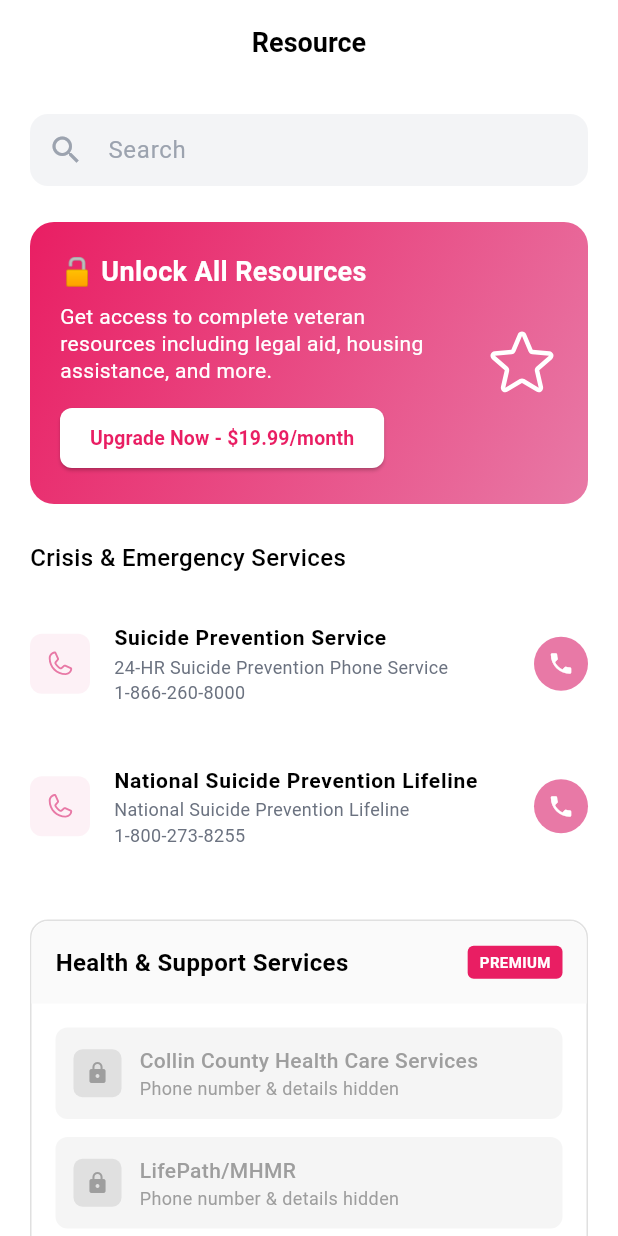
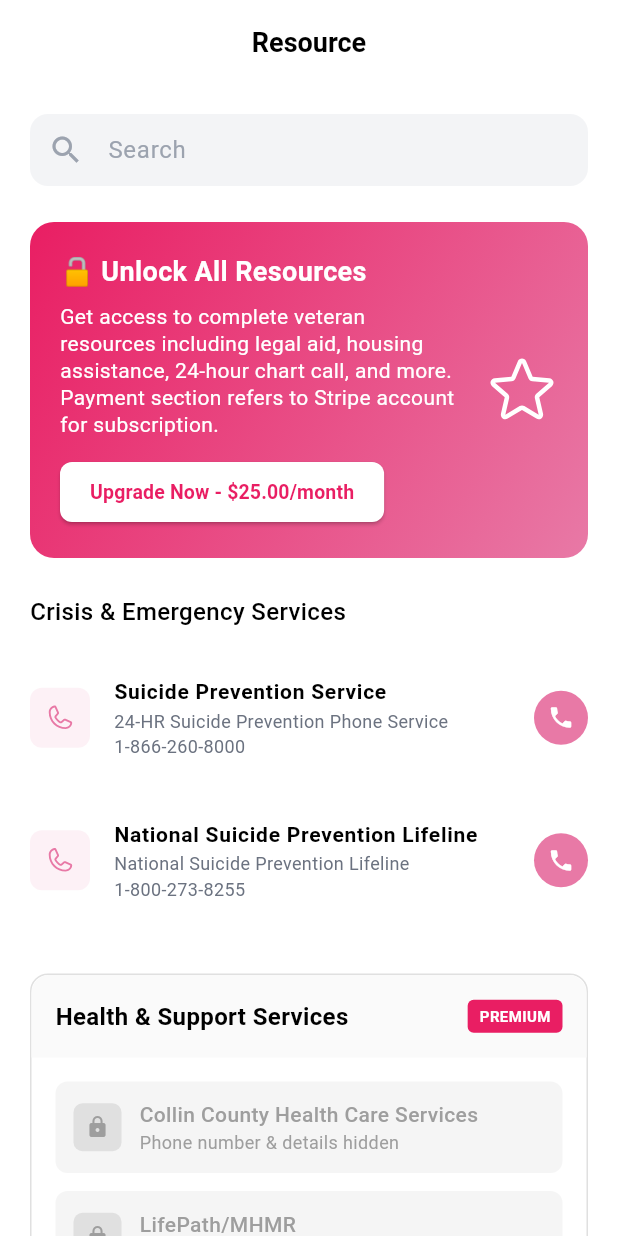
Before and after one commit to Sayyam1244/veterans, a Flutter app: the ResourcesScreen screen opened directly, on a phone screen of 412 x 824 dp. Run offline on Flutter 3.47's test engine with Material 3 defaults, Android fonts, the phone set to English and light mode, and no system bars; our stand-ins replace cloud_firestore, file_picker, firebase_auth, firebase_core, firebase_messaging, firebase_remote_config and 5 more; missing offline and left inert: flutter_stripe; accounts and stored records are empty.

Commit message:
feat: Integrate Firebase Remote Config for dynamic Stripe keys and update subscription pricing

```diff
--- a/lib/config/stripe_config.dart
+++ b/lib/config/stripe_config.dart
@@ -1,16 +1,19 @@
+import 'dart:developer';
+
+import 'stripe_remote_config.dart';
+
 class StripeConfig {
-  // Production Stripe Keys
-  static const String publishableKey =
-      'pk_live_51SG1yGP5mHW8t9OZfN7o1XLnK78qLQmA0Hd1zp2ChK4LNb6ruYeaSmXwnU88VrlEm8CyhuVb8WIeYDHIrEvjCVY500CXUtn33L';
-  static const String secretKey =
-      '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';
+  static String publishableKey = '';
+  static String secretKey = '';
 
-  // Test mode - set to false for production
   static const bool isTestMode = false;
+  static const Map<String, String> planPrices = {'monthly': '25.00', 'yearly': '299.99'};
+  static const String currency = 'usd';
 
-  // Subscription plans
-  static const Map<String, String> planPrices = {'monthly': '19.99', 'yearly': '199.99'};
-
-  // Currency
-  static const String currency = 'usd';
+  static Future<void> loadKeysFromRemoteConfig() async {
+    final keys = await StripeRemoteConfig.fetchStripeKeys();
+    log('Fetched Stripe keys from Remote Config: $keys');
+    if (keys['publishableKey']?.isNotEmpty ?? false) publishableKey = keys['publishableKey']!;
+    if (keys['secretKey']?.isNotEmpty ?? false) secretKey = keys['secretKey']!;
+  }
 }
--- a/lib/main.dart
+++ b/lib/main.dart
@@ -16,7 +16,7 @@ void main() async {
   await Firebase.initializeApp(options: DefaultFirebaseOptions.currentPlatform);
   log('Firebase initialized');
   // Initialize Stripe
-  SubscriptionService.initializeStripe();
+  await SubscriptionService.initializeStripe();
   log('Stripe initialized');
   // Initialize notification service
   await NotificationService().initialize();
--- a/lib/screens/emergency_contacts_screen.dart
+++ b/lib/screens/emergency_contacts_screen.dart
@@ -1,3 +1,4 @@
+import 'package:cloud_firestore/cloud_firestore.dart';
 import 'package:flutter/material.dart';
 import '../services/auth_service.dart';
 import '../services/loading_service.dart';
@@ -44,7 +45,7 @@ class _EmergencyContactsScreenState extends State<EmergencyContactsScreen> {
     try {
       LoadingService.show(context, message: 'Saving contacts...');
 
-      final updatedData = {'emergencyContacts': _emergencyContacts};
+      final updatedData = {'emergencyContacts': FieldValue.arrayUnion(_emergencyContacts)};
 
       final success = await _authService.updateUserData(updatedData);
       LoadingService.hide();
--- a/lib/screens/resources_screen.dart
+++ b/lib/screens/resources_screen.dart
@@ -1,5 +1,6 @@
 import 'package:flutter/material.dart';
 import 'package:flutter_svg/flutter_svg.dart';
+import 'package:url_launcher/url_launcher.dart';
 import '../services/subscription_service.dart';
 import 'subscription_screen.dart';
 
@@ -122,6 +123,31 @@ class _ResourcesScreenState extends State<ResourcesScreen> {
                       showCallIcon: true,
                     ),
                     _buildResourceItem(
+                      'Books',
+                      'Explore recommended books and resources.',
+                      'assets/icons/book.svg',
+                      () async {
+                        const url = 'https://www.hegoldenbks.com/books/';
+                        if (await canLaunchUrl(Uri.parse(url))) {
+                          await launchUrl(Uri.parse(url));
+                        }
+                      },
+                      showCallIcon: false,
+                    ),
+                    // 24-Hour Chart Resource (Premium)
+                    _buildResourceItem(
+                      '24-Hour Chart',
+                      'Access the chart tab or contact via link below.',
+                      'assets/icons/chart.svg',
+                      () async {
+                        const url = 'https://www.hegoldenbks.com/contact/';
+                        if (await canLaunchUrl(Uri.parse(url))) {
+                          await launchUrl(Uri.parse(url));
+                        }
+                      },
+                      showCallIcon: false,
+                    ),
+                    _buildResourceItem(
                       'LifePath/MHMR',
                       'https://www.collincountytx.gov\n1-972-562-0080',
                       'assets/icons/heart.svg',
@@ -228,6 +254,18 @@ class _ResourcesScreenState extends State<ResourcesScreen> {
                       'assets/icons/sheildCheck.svg',
                       () {},
                       showCallIcon: true,
+                    ),
+                    _buildResourceItem(
+                      'Disability Services Website',
+                      'Visit for disability support and services.',
+                      'assets/icons/sheildCheck.svg',
+                      () async {
+                        const url = 'https://www.hegoldenbks.com/';
+                        if (await canLaunchUrl(Uri.parse(url))) {
+                          await launchUrl(Uri.parse(url));
+                        }
+                      },
+                      showCallIcon: false,
                     ),
                     _buildResourceItem(
                       'National Organization of Social Security Claimants',
@@ -357,7 +395,7 @@ class _ResourcesScreenState extends State<ResourcesScreen> {
                 ),
                 const SizedBox(height: 8),
                 const Text(
-                  'Get access to complete veteran resources including legal aid, housing assistance, and more.',
+                  'Get access to complete veteran resources including legal aid, housing assistance, 24-hour chart call, and more. Payment section refers to Stripe account for subscription.',
                   style: TextStyle(fontSize: 14, color: Colors.white, height: 1.3),
                 ),
                 const SizedBox(height: 12),
@@ -378,7 +416,7 @@ class _ResourcesScreenState extends State<ResourcesScreen> {
                     shape: RoundedRectangleBorder(borderRadius: BorderRadius.circular(8)),
                   ),
                   child: const Text(
-                    'Upgrade Now - \$19.99/month',
+                    'Upgrade Now - \$25.00/month',
                     style: TextStyle(fontSize: 13, fontWeight: FontWeight.w600),
                   ),
                 ),
@@ -508,7 +546,7 @@ class _ResourcesScreenState extends State<ResourcesScreen> {
                       shape: RoundedRectangleBorder(borderRadius: BorderRadius.circular(8)),
                     ),
                     child: const Text(
-                      'Unlock This Section - \$19.99/month',
+                      'Unlock This Section - \$25.00/month',
                       style: TextStyle(fontSize: 14, fontWeight: FontWeight.w600),
                     ),
                   ),
--- a/lib/screens/subscription_screen.dart
+++ b/lib/screens/subscription_screen.dart
@@ -19,7 +19,7 @@ class _SubscriptionScreenState extends State<SubscriptionScreen> {
     {
       'id': 'monthly',
       'title': 'Monthly Premium',
-      'price': '19.99',
+      'price': '25.00',
       'period': 'month',
       'description': 'Full access to all resources and features',
       'features': [
--- a/lib/services/auth_service.dart
+++ b/lib/services/auth_service.dart
@@ -1,3 +1,5 @@
+import 'dart:developer';
+
 import 'package:cloud_firestore/cloud_firestore.dart';
 import 'package:firebase_auth/firebase_auth.dart';
 import 'scheduled_notification_manager.dart';
@@ -157,6 +159,7 @@ class AuthService {
       }
       return false;
     } catch (e) {
+      log('Error updating user data: $e');
       return false;
     }
   }
--- a/lib/services/subscription_service.dart
+++ b/lib/services/subscription_service.dart
@@ -15,7 +15,8 @@ class SubscriptionService {
   final FirebaseFirestore _firestore = FirebaseFirestore.instance;
 
   // Initialize Stripe (call this in main.dart)
-  static void initializeStripe() {
+  static Future<void> initializeStripe() async {
+    await StripeConfig.loadKeysFromRemoteConfig();
     Stripe.publishableKey = StripeConfig.publishableKey;
   }
 
--- a/pubspec.yaml
+++ b/pubspec.yaml
@@ -1,7 +1,7 @@
 name: veteranns
 description: "A new Flutter project."
 publish_to: 'none'
-version: 2.0.0+1
+version: 3.0.0+1
 
 environment:
   sdk: ^3.7.2
@@ -23,6 +23,7 @@ dependencies:
   permission_handler: ^11.0.1
   flutter_stripe: ^10.1.1
   http: ^1.1.0
+  firebase_remote_config: ^5.5.0
 
 dev_dependencies:
   flutter_test:
```
Also changed, not shown: lib/config/stripe_remote_config.dart (added, +11 -0 lines), pubspec.lock, 3 other files.
